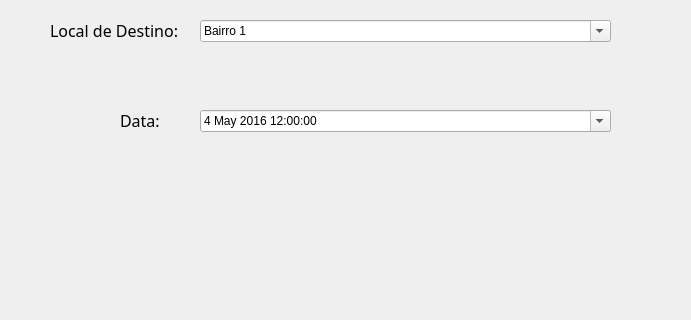
Above: Projeto Final - Testes PyQt/agendarcarona.ui from filipefborba/Trabalho-Final before the change; both pictures show x 0 to 691 and y 280 to 600 of the 800 by 600 pixel window. Below: the same form after it.
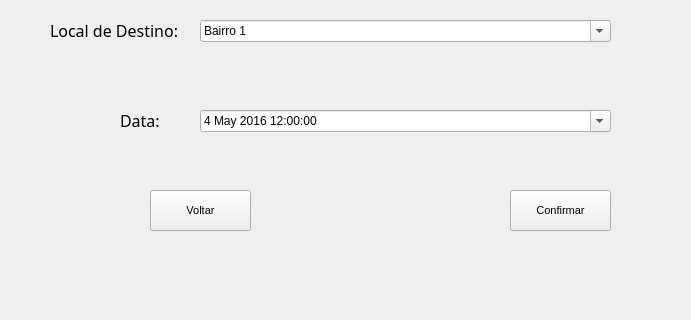
That is the form after the change.

```diff
--- a/Projeto Final - Testes PyQt/agendarcarona.ui
+++ b/Projeto Final - Testes PyQt/agendarcarona.ui
@@ -189,6 +189,44 @@
      <bool>true</bool>
     </property>
    </widget>
+   <widget class="QPushButton" name="voltar">
+    <property name="geometry">
+     <rect>
+      <x>150</x>
+      <y>470</y>
+      <width>101</width>
+      <height>41</height>
+     </rect>
+    </property>
+    <property name="font">
+     <font>
+      <family>MS Shell Dlg 2</family>
+      <pointsize>8</pointsize>
+     </font>
+    </property>
+    <property name="text">
+     <string>Voltar</string>
+    </property>
+   </widget>
+   <widget class="QPushButton" name="confirmar">
+    <property name="geometry">
+     <rect>
+      <x>510</x>
+      <y>470</y>
+      <width>101</width>
+      <height>41</height>
+     </rect>
+    </property>
+    <property name="font">
+     <font>
+      <family>MS Shell Dlg 2</family>
+      <pointsize>8</pointsize>
+     </font>
+    </property>
+    <property name="text">
+     <string>Confirmar</string>
+    </property>
+   </widget>
   </widget>
   <widget class="QMenuBar" name="menubar">
    <property name="geometry">
```
